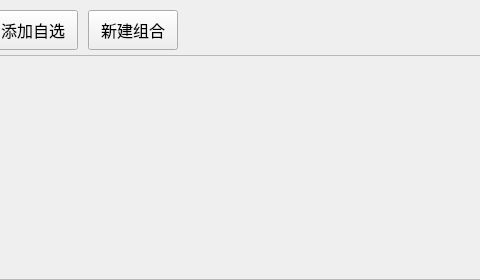
This is app/Ticker/features/homePage/homepage.ui in Cohen0415/YunQue-Ticker as Qt 5 draws it before an edit; both pictures show x 334 to 814 and y 0 to 280 of the 1272 by 280 pixel window. The edited form follows.
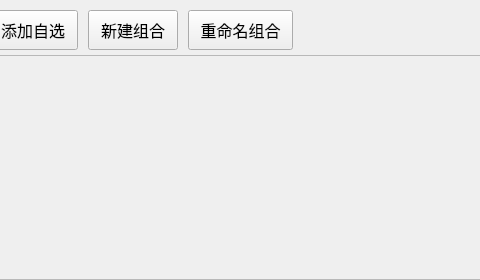
This is the edited form.

Commit message: add: qt: 添加组合重命名功能

The edit to the form file:
```diff
--- a/app/Ticker/features/homePage/homepage.ui
+++ b/app/Ticker/features/homePage/homepage.ui
@@ -206,6 +206,36 @@
            </property>
           </widget>
          </item>
+         <item>
+          <widget class="QPushButton" name="renameBtn">
+           <property name="sizePolicy">
+            <sizepolicy hsizetype="Preferred" vsizetype="Fixed">
+             <horstretch>0</horstretch>
+             <verstretch>0</verstretch>
+            </sizepolicy>
+           </property>
+           <property name="minimumSize">
+            <size>
+             <width>105</width>
+             <height>40</height>
+            </size>
+           </property>
+           <property name="maximumSize">
+            <size>
+             <width>105</width>
+             <height>16777215</height>
+            </size>
+           </property>
+           <property name="font">
+            <font>
+             <pointsize>12</pointsize>
+            </font>
+           </property>
+           <property name="text">
+            <string>重命名组合</string>
+           </property>
+          </widget>
+         </item>
         </layout>
        </widget>
       </item>
```
The commit also changes 3 other files.
